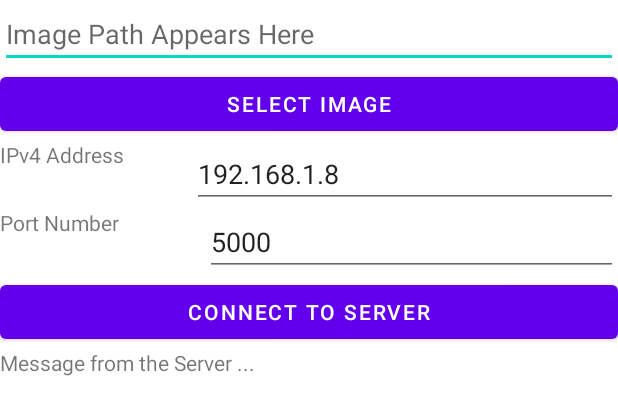
After one commit to cakarsubasi/PianoTeacher, an Android app: the layout activity_server.xml on its own in the app's theme, with its tools: preview values and no code run, on a phone screen of 412 x 824 dp. The commit adds this screen. Shown: the top 415 px of the screen. Run offline under Robolectric (Android 15) with nearby library versions, the phone set to English and light mode, and no system bars.

Commit message:
Server implemented

```diff
--- a/app/build.gradle
+++ b/app/build.gradle
@@ -54,6 +54,7 @@ dependencies {
     implementation 'androidx.fragment:fragment:1.4.1'
     implementation 'androidx.appcompat:appcompat:1.4.1'
     implementation 'com.google.android.material:material:1.5.0'
+    implementation 'com.squareup.okhttp3:okhttp:3.4.1'
     implementation 'androidx.constraintlayout:constraintlayout:2.1.3'
     implementation 'com.google.oboe:oboe:1.6.1'
     testImplementation 'junit:junit:4.13.2'
--- a/app/src/main/AndroidManifest.xml
+++ b/app/src/main/AndroidManifest.xml
@@ -11,6 +11,9 @@
         android:roundIcon="@mipmap/ic_launcher_round"
         android:supportsRtl="true"
         android:theme="@style/Theme.PianoTeacher">
+        <activity
+            android:name=".ServerActivity"
+            android:exported="false" />
         <activity
             android:name=".PitchActivity"
             android:exported="false" />
--- a/app/src/main/java/com/kocuni/pianoteacher/MainActivity.kt
+++ b/app/src/main/java/com/kocuni/pianoteacher/MainActivity.kt
@@ -39,6 +39,11 @@ class MainActivity : AppCompatActivity() {
         val pitchButton: Button = findViewById(R.id.pitchButton);
         pitchButton.setOnClickListener { _ ->
             val intent = Intent(this, PitchActivity::class.java).apply {  }
+            startActivity(intent)
+        }
+        val serverButton: Button = findViewById(R.id.pitchButton);
+        serverButton.setOnClickListener { _ ->
+            val intent = Intent(this, ServerActivity::class.java).apply {  }
             startActivity(intent)
         }
 
--- a/app/src/main/res/layout/activity_main.xml
+++ b/app/src/main/res/layout/activity_main.xml
@@ -94,6 +94,12 @@
             android:layout_width="wrap_content"
             android:layout_height="wrap_content"
             android:text="Pitch Activity" />
+        <Button
+            android:id="@+id/serverButton"
+            style="?android:attr/buttonBarButtonStyle"
+            android:layout_width="wrap_content"
+            android:layout_height="wrap_content"
+            android:text="Server" />
     </LinearLayout>
 
 </androidx.constraintlayout.widget.ConstraintLayout>
--- /dev/null
+++ b/app/src/main/res/layout/activity_server.xml
@@ -0,0 +1,65 @@
+<?xml version="1.0" encoding="utf-8"?>
+<LinearLayout xmlns:android="http://schemas.android.com/apk/res/android"
+    android:layout_width="match_parent"
+    android:layout_height="match_parent"
+    android:orientation="vertical">
+
+    <EditText
+        android:layout_width="match_parent"
+        android:layout_height="wrap_content"
+        android:id="@+id/imgPath"
+        android:hint="Image Path Appears Here"/>
+
+    <Button
+        android:layout_width="match_parent"
+        android:layout_height="wrap_content"
+        android:text="Select Image"
+        android:onClick="selectImage"/>
+
+    <LinearLayout
+        android:layout_width="match_parent"
+        android:layout_height="wrap_content"
+        android:orientation="horizontal">
+        <TextView
+            android:layout_weight="1"
+            android:layout_width="wrap_content"
+            android:layout_height="match_parent"
+            android:text="IPv4 Address" />
+        <EditText
+            android:layout_weight="4"
+            android:layout_width="wrap_content"
+            android:layout_height="match_parent"
+            android:id="@+id/IPAddress"
+            android:text="192.168.1.8" />
+    </LinearLayout>
+
+    <LinearLayout
+        android:layout_width="match_parent"
+        android:layout_height="wrap_content"
+        android:orientation="horizontal">
+        <TextView
+            android:layout_weight="1"
+            android:layout_width="wrap_content"
+            android:layout_height="match_parent"
+            android:text="Port Number" />
+        <EditText
+            android:layout_weight="4"
+            android:layout_width="wrap_content"
+            android:layout_height="match_parent"
+            android:id="@+id/portNumber"
+            android:text="5000"/>
+    </LinearLayout>
+
+    <Button
+        android:layout_width="match_parent"
+        android:layout_height="wrap_content"
+        android:text="Connect to Server"
+        android:onClick="connectServer"/>
+
+    <TextView
+        android:layout_width="match_parent"
+        android:layout_height="wrap_content"
+        android:text="Message from the Server ..."
+        android:id="@+id/responseText" />
+
+</LinearLayout>
```
Also changed, not shown: app/src/main/java/com/kocuni/pianoteacher/ServerActivity.java (added, +230 -0 lines).
